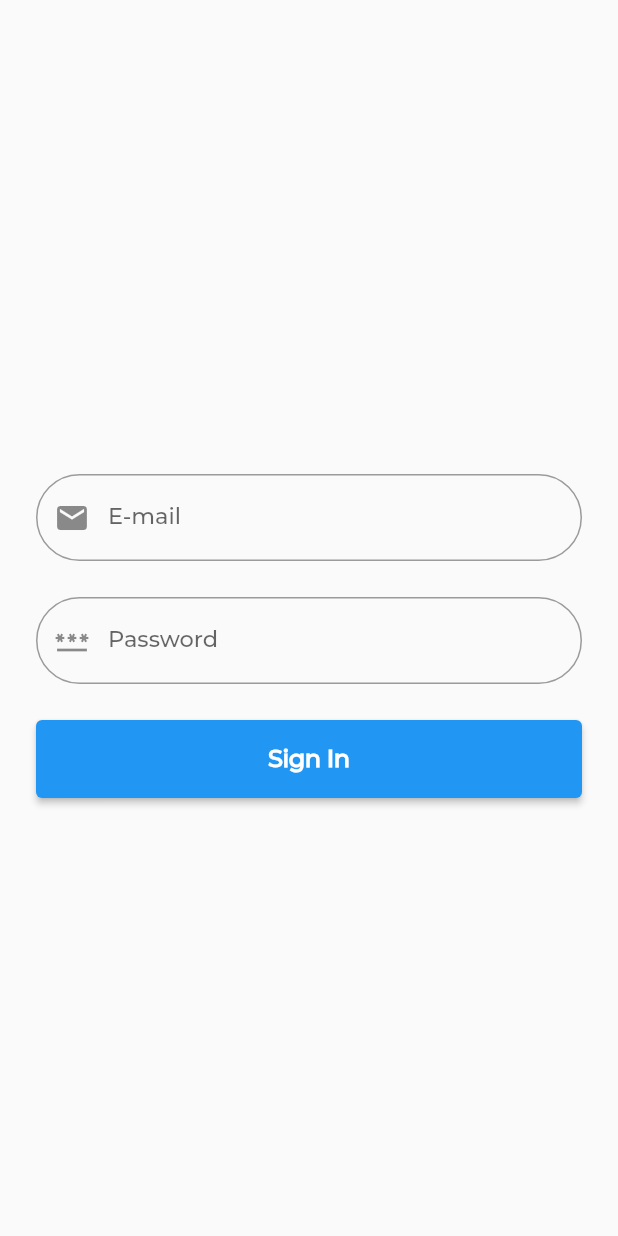
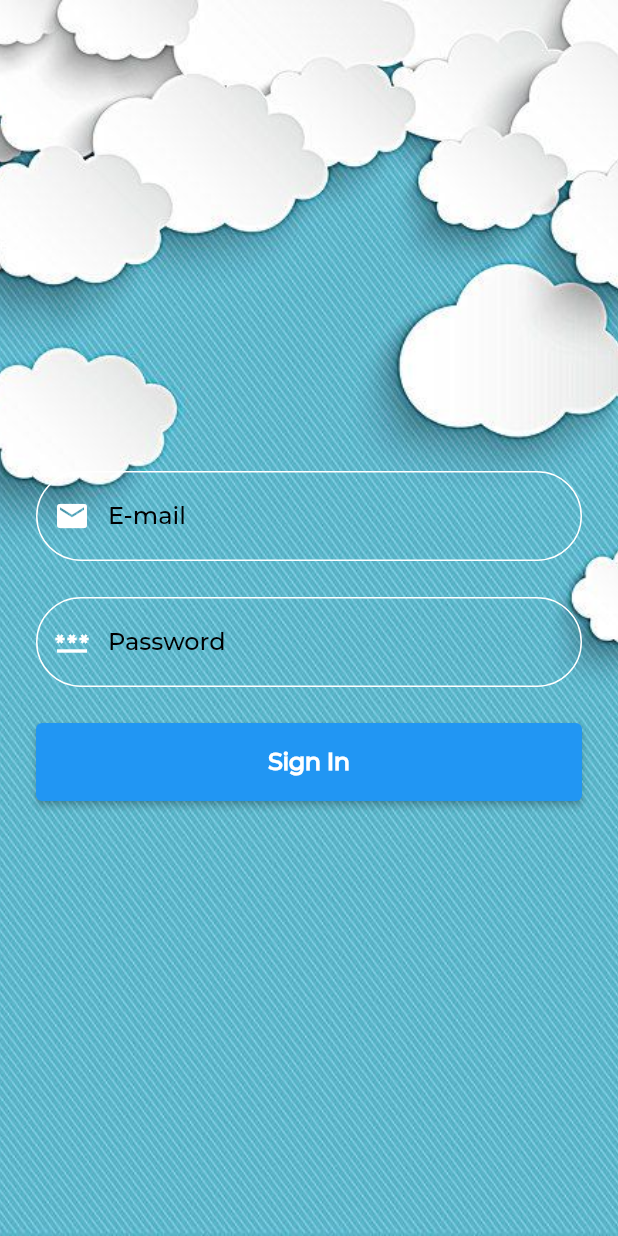
Before and after one commit to caioguge/Sky-Weather, a Flutter app: the LoginScreen screen opened directly, on a phone screen of 412 x 824 dp. Run offline on Flutter 3.47's test engine with Material 2 defaults, Android fonts, the phone set to English and light mode, and no system bars.

Commit message:
Feat: Customização da tela de login e definição de background image

```diff
--- a/lib/views/home_screen.dart
+++ b/lib/views/home_screen.dart
@@ -6,22 +6,8 @@ class HomeScreen extends StatelessWidget {
 
   @override
   Widget build(BuildContext context) {
-    return Scaffold(
-      appBar: AppBar(
-        backgroundColor: const Color.fromARGB(255, 38, 100, 193),
-        elevation: 0,
-        centerTitle: true,
-        title: const Text(
-          'Sky Weather',
-          style: TextStyle(
-            fontFamily: 'Montserrat',
-            letterSpacing: -1,
-            fontWeight: FontWeight.w600,
-            fontSize: 20,
-          ),
-        ),
-      ),
-      body: const LoginScreen(),
+    return const Scaffold(
+      body: LoginScreen(),
     );
   }
 }
--- a/lib/views/login_screen.dart
+++ b/lib/views/login_screen.dart
@@ -15,7 +15,15 @@ class _LoginScreenState extends State<LoginScreen> {
   @override
   Widget build(BuildContext context) {
     return Scaffold(
-      body: Center(
+      body: Container(
+        decoration: const BoxDecoration(
+          image: DecorationImage(
+            image: AssetImage('images/clouds.jpeg'),
+            fit: BoxFit.cover,
+          ),
+        ),
+        child: Center(
+          child: SingleChildScrollView(
             child: Form(
               key: _formKey,
               child: Column(
@@ -24,10 +32,12 @@ class _LoginScreenState extends State<LoginScreen> {
                   Padding(
                     padding: const EdgeInsets.all(24),
                     child: TextFormField(
+                      cursorColor: Colors.black,
                       controller: loginController,
                       style: const TextStyle(
-                    fontSize: 15,
+                        fontSize: 16,
                         fontFamily: 'Montserrat',
+                        color: Colors.black,
                       ),
                       keyboardType: TextInputType.emailAddress,
                       validator: (value) {
@@ -38,22 +48,46 @@ class _LoginScreenState extends State<LoginScreen> {
                       },
                       decoration: const InputDecoration(
                         border: OutlineInputBorder(
+                          borderSide: BorderSide(color: Colors.white),
                           borderRadius: BorderRadius.all(
                             Radius.circular(100),
                           ),
                         ),
+                        enabledBorder: OutlineInputBorder(
+                          borderRadius: BorderRadius.all(
+                            Radius.circular(100),
+                          ),
+                          borderSide: BorderSide(
+                            color: Colors.white, // Cor da borda
+                          ),
+                        ),
+                        focusedBorder: OutlineInputBorder(
+                          borderRadius: BorderRadius.all(
+                            Radius.circular(100),
+                          ),
+                          borderSide: BorderSide(
+                            color: Colors.white, // Cor da borda
+                          ),
+                        ),
                         labelText: 'E-mail',
-                    prefixIcon: Icon(Icons.mail),
+                        labelStyle: TextStyle(color: Colors.black),
+                        prefixIcon: Icon(
+                          Icons.mail,
+                          color: Colors.white,
+                        ),
                       ),
                     ),
                   ),
                   Padding(
-                padding: const EdgeInsets.only(right: 24, left: 24, bottom: 24),
+                    padding:
+                        const EdgeInsets.only(right: 24, left: 24, bottom: 24),
                     child: TextFormField(
+                      cursorColor: Colors.black,
                       controller: passController,
                       style: const TextStyle(
-                    fontSize: 15,
+                        fontSize: 16,
                         fontFamily: 'Montserrat',
+                        color: Colors.black,
                       ),
                       keyboardType: TextInputType.text,
                       obscureText: true,
@@ -69,8 +103,28 @@ class _LoginScreenState extends State<LoginScreen> {
                             Radius.circular(100),
                           ),
                         ),
+                        enabledBorder: OutlineInputBorder(
+                          borderRadius: BorderRadius.all(
+                            Radius.circular(100),
+                          ),
+                          borderSide: BorderSide(
+                            color: Colors.white, // Cor da borda
+                          ),
+                        ),
+                        focusedBorder: OutlineInputBorder(
+                          borderRadius: BorderRadius.all(
+                            Radius.circular(100),
+                          ),
+                          borderSide: BorderSide(
+                            color: Colors.white, // Cor da borda
+                          ),
+                        ),
                         labelText: 'Password',
-                    prefixIcon: Icon(Icons.password),
+                        labelStyle: TextStyle(color: Colors.black),
+                        prefixIcon: Icon(
+                          Icons.password,
+                          color: Colors.white,
+                        ),
                       ),
                     ),
                   ),
@@ -83,7 +137,9 @@ class _LoginScreenState extends State<LoginScreen> {
                           if (_formKey.currentState!.validate()) {
                             ScaffoldMessenger.of(context).showSnackBar(
                               const SnackBar(
-                                content: Text('Login realizado com sucesso!')));
+                                content: Text('Login realizado com sucesso!'),
+                              ),
+                            );
                           }
                         },
                         child: const Padding(
@@ -105,6 +161,8 @@ class _LoginScreenState extends State<LoginScreen> {
               ),
             ),
           ),
+        ),
+      ),
     );
   }
 }
--- a/pubspec.yaml
+++ b/pubspec.yaml
@@ -61,8 +61,8 @@ flutter:
   uses-material-design: true
 
   # To add assets to your application, add an assets section, like this:
-  # assets:
-  #   - images/a_dot_burr.jpeg
+  assets:
+    - images/
   #   - images/a_dot_ham.jpeg
 
   # An image asset can refer to one or more resolution-specific "variants", see
```
Also changed, not shown: images/clouds.jpeg (added). Lines whose indentation alone changed are shown as unchanged.
